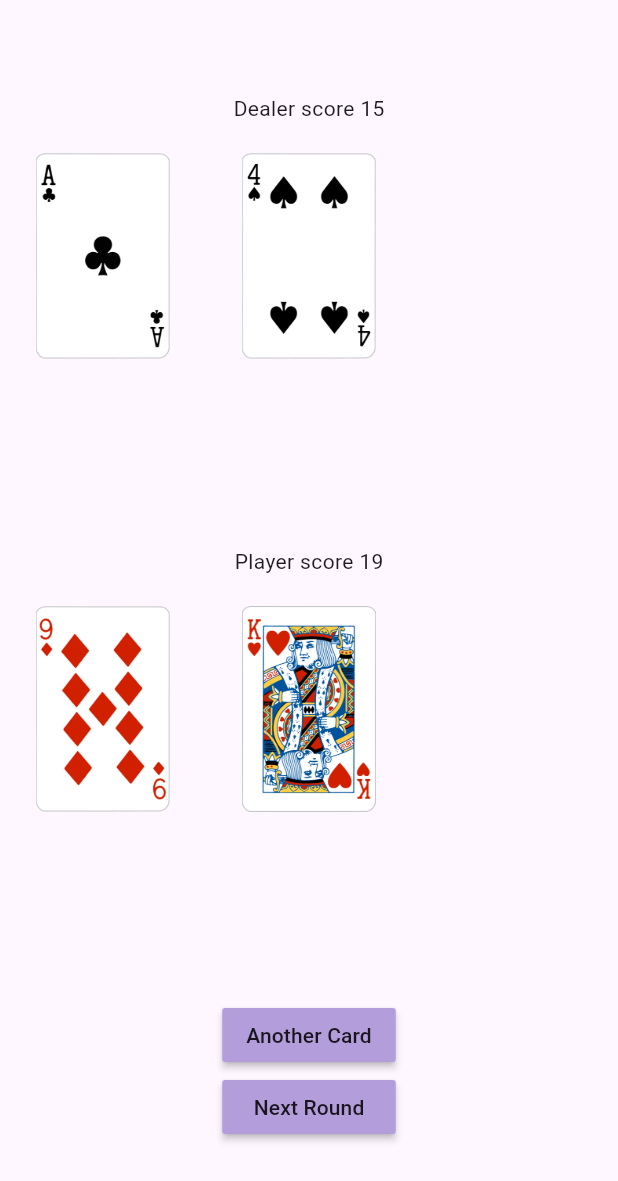
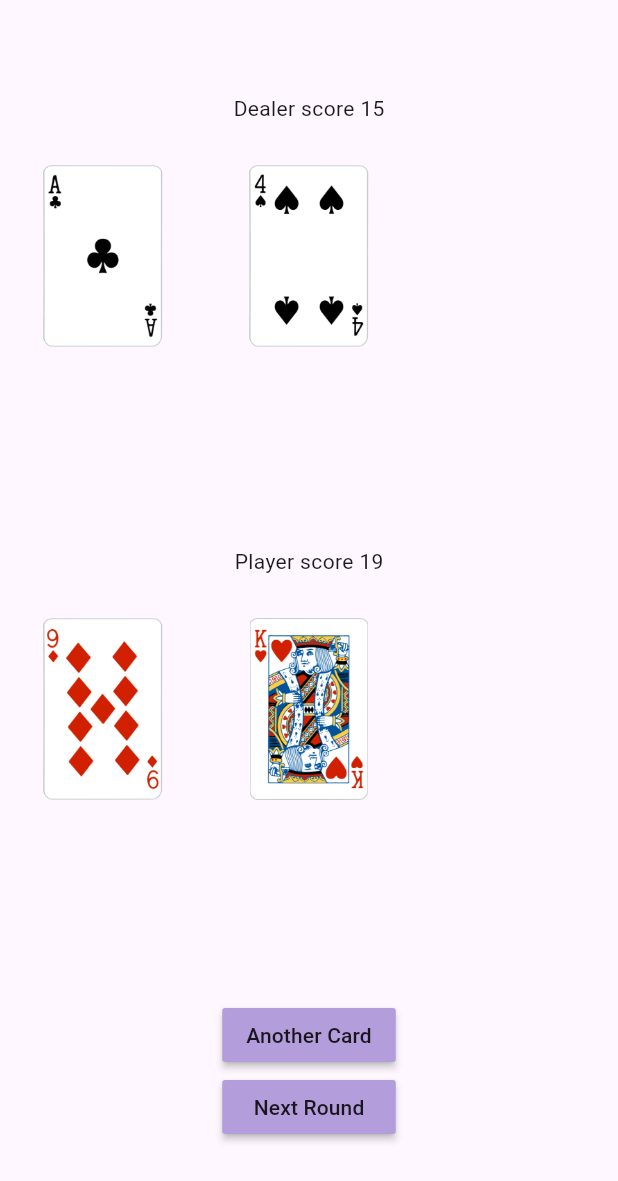
Before and after one commit to Oliolixinfree/black-jack, a Flutter app: the screen it shows after launch, after a tap on "Start Game", on a phone screen of 412 x 824 dp. Shown: the top 1181 px of the screen. Run offline on Flutter 3.47's test engine with Material 2 defaults, Android fonts, the phone set to English and light mode, and no system bars.

```diff
--- a/lib/screens/black_jack_screen.dart
+++ b/lib/screens/black_jack_screen.dart
@@ -134,7 +134,22 @@ class _BlackJackScreenState extends State<BlackJackScreen> {
         deckOfCards[playerFirstCard]! + deckOfCards[playerSecondCard]!;
   }
 
-  void addCard() {}
+  void addCard() {
+    Random random = Random();
+
+    if (playingCards.length > 0) {
+      String cardKey =
+          playingCards.keys.elementAt(random.nextInt(playingCards.length));
+
+      playingCards.removeWhere((key, value) => key == cardKey);
+
+      setState(() {
+        myCards.add(Image.asset(cardKey));
+      });
+
+      playerScore = playerScore + deckOfCards[cardKey]!;
+    }
+  }
 
   @override
   Widget build(BuildContext context) {
@@ -160,9 +175,12 @@ class _BlackJackScreenState extends State<BlackJackScreen> {
                                 crossAxisCount: 3,
                               ),
                               itemCount: dealersCards.length,
-                              physics: NeverScrollableScrollPhysics(),
                               itemBuilder: (context, index) {
-                                return dealersCards[index];
+                                return Padding(
+                                  padding:
+                                      const EdgeInsets.symmetric(vertical: 8.0),
+                                  child: dealersCards[index],
+                                );
                               }),
                         ),
                       ],
@@ -182,9 +200,12 @@ class _BlackJackScreenState extends State<BlackJackScreen> {
                                 crossAxisCount: 3,
                               ),
                               itemCount: myCards.length,
-                              physics: NeverScrollableScrollPhysics(),
                               itemBuilder: (context, index) {
-                                return myCards[index];
+                                return Padding(
+                                  padding:
+                                      const EdgeInsets.symmetric(vertical: 8.0),
+                                  child: myCards[index],
+                                );
                               }),
                         ),
                       ],
```
